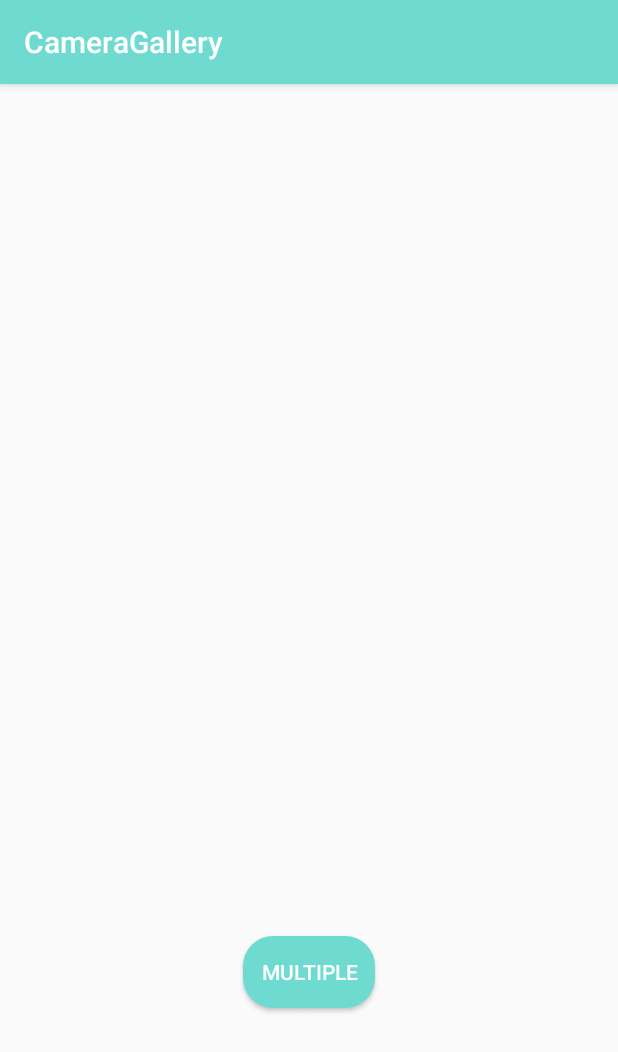
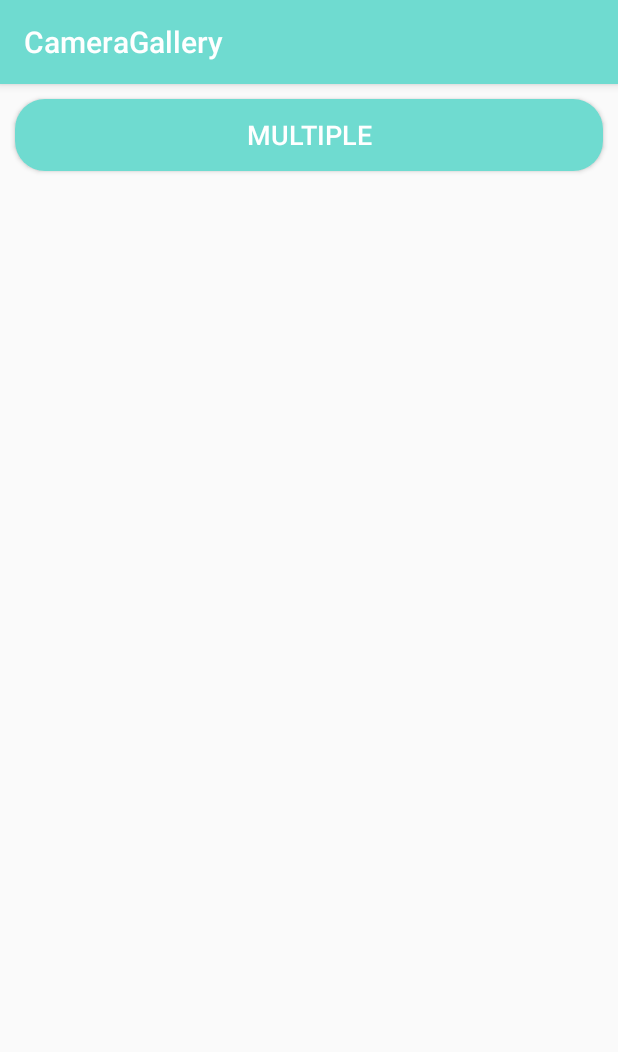
Before and after one commit to aditi-b/CameraGallery, an Android app: the MultipleImages screen opened directly, with no data from a screen before it, on a phone screen of 412 x 824 dp. Shown: the top 1052 px of the screen. Run offline under Robolectric (Android 15) with nearby library versions, the phone set to English and light mode, and no system bars; 1 statement that could not run was skipped.

Commit message:
CameraGallery

```diff
--- a/app/build.gradle
+++ b/app/build.gradle
@@ -4,7 +4,7 @@ android {
     compileSdkVersion 28
     defaultConfig {
         applicationId "com.cameragallery"
-        minSdkVersion 21
+        minSdkVersion 23
         targetSdkVersion 28
         versionCode 1
         versionName "1.0"
@@ -15,6 +15,8 @@ android {
             minifyEnabled false
             proguardFiles getDefaultProguardFile('proguard-android-optimize.txt'), 'proguard-rules.pro'
         }
+    }
+    productFlavors {
     }
 }
 
@@ -29,4 +31,5 @@ dependencies {
     implementation 'com.karumi:dexter:5.0.0'
     implementation 'com.android.support:cardview-v7:28.0.0'
     implementation 'de.hdodenhof:circleimageview:3.0.0'
+    implementation 'com.android.support:recyclerview-v7:28.0.0'
 }
--- a/app/src/main/java/com/cameragallery/MultipleImages.java
+++ b/app/src/main/java/com/cameragallery/MultipleImages.java
@@ -2,38 +2,39 @@ package com.cameragallery;
 
 import android.content.ClipData;
 import android.content.Intent;
-import android.database.Cursor;
-import android.graphics.Bitmap;
-import android.graphics.BitmapFactory;
 import android.net.Uri;
-import android.provider.MediaStore;
 import android.support.v7.app.AppCompatActivity;
 import android.os.Bundle;
-import android.util.Log;
+import android.support.v7.widget.GridLayoutManager;
+import android.support.v7.widget.RecyclerView;
 import android.view.View;
 import android.widget.Button;
-import android.widget.ImageView;
-import android.widget.Toast;
 
-import java.io.IOException;
-import java.io.InputStream;
 import java.util.ArrayList;
-import java.util.List;
 
 public class MultipleImages extends AppCompatActivity implements View.OnClickListener {
 
-    int PICK_IMAGE_MULTIPLE = 1;
-    ImageView image1, image2, image3, image4;
+    int PICK_IMAGE_MULTIPLE = 1;                            // pick multiple images code
     Button btnMultiple;
+    ArrayList<Uri> image;
+    RecyclerView recyclerView;
+    private RecyclerView.Adapter imageAdapter;
+
     @Override
     protected void onCreate(Bundle savedInstanceState) {
         super.onCreate(savedInstanceState);
         setContentView(R.layout.activity_multiple_images);
+
         btnMultiple = findViewById(R.id.button2);
-        image1 = findViewById(R.id.imageView2);
-        image2 = findViewById(R.id.imageView3);
-        image3 = findViewById(R.id.imageView4);
-        image4 = findViewById(R.id.imageView5);
+
+        recyclerView = findViewById(R.id.recyclerview);
+        image = new ArrayList<>();
+        RecyclerView.LayoutManager layoutManager = new GridLayoutManager(this, 2);
+        recyclerView.setHasFixedSize(true);
+        recyclerView.setLayoutManager(layoutManager);
+        imageAdapter = new ImageAdapter(image);
+        recyclerView.setAdapter(imageAdapter);
+
         btnMultiple.setOnClickListener(this);
     }
 
@@ -43,52 +44,26 @@ public class MultipleImages extends AppCompatActivity implements View.OnClickLis
 
         if(requestCode==PICK_IMAGE_MULTIPLE){
 
+
             if(resultCode==RESULT_OK){
                 //data.getParcelableArrayExtra(name);
                 //If Single image selected then it will fetch from Gallery
                 if(data.getData()!=null){
-
-                    Uri mImageUri=data.getData();
+                   Uri mImageUri=data.getData();
+                   image.add(mImageUri);
+                   imageAdapter.notifyDataSetChanged();
                 }
                 else{
                     if(data.getClipData()!=null){
                         ClipData mClipData=data.getClipData();
-                        ArrayList<Uri> mArrayUri=new ArrayList<Uri>();
-                        for(int i=0;i<mClipData.getItemCount();i++){
+
+                        for(int i=0;i<mClipData.getItemCount();i++) {
 
                             ClipData.Item item = mClipData.getItemAt(i);
                             Uri uri = item.getUri();
-                            mArrayUri.add(uri);
-
+                            image.add(uri);
+                            imageAdapter.notifyDataSetChanged();
                         }
-                        for(int i=0; i<mArrayUri.size();i++)
-                        {
-                            Bitmap bitmap = null;
-                            try {
-                                bitmap = MediaStore.Images.Media.getBitmap(this.getContentResolver(), mArrayUri.get(i));
-                            } catch (IOException e) {
-                                e.printStackTrace();
-                            }
-                            switch (i)
-                            {
-                                case 0:
-                                    image1.setImageBitmap(bitmap);
-                                    break;
-
-                                case 1:
-                                    image2.setImageBitmap(bitmap);
-                                    break;
-
-                                case 2:
-                                    image3.setImageBitmap(bitmap);
-                                    break;
-
-                                case 3:
-                                    image4.setImageBitmap(bitmap);
-                                    break;
-                            }
-                        }
-                        Log.v("LOG_TAG", "Selected Images"+ mArrayUri.size());
                     }
 
                 }
@@ -104,12 +79,14 @@ public class MultipleImages extends AppCompatActivity implements View.OnClickLis
 
         switch (v.getId())
         {
+            // select multiple images
             case R.id.button2:
                 Intent intent = new Intent();
                 intent.setType("image/*");
                 intent.putExtra(Intent.EXTRA_ALLOW_MULTIPLE, true);
                 intent.setAction(Intent.ACTION_GET_CONTENT);
                 startActivityForResult(Intent.createChooser(intent,"Select Picture"), PICK_IMAGE_MULTIPLE);
+                image.clear();
                 break;
 
         }
--- a/app/src/main/res/layout/activity_multiple_images.xml
+++ b/app/src/main/res/layout/activity_multiple_images.xml
@@ -1,73 +1,25 @@
 <?xml version="1.0" encoding="utf-8"?>
-<android.support.constraint.ConstraintLayout xmlns:android="http://schemas.android.com/apk/res/android"
-    xmlns:app="http://schemas.android.com/apk/res-auto"
-    xmlns:tools="http://schemas.android.com/tools"
+<LinearLayout xmlns:android="http://schemas.android.com/apk/res/android"
     android:layout_width="match_parent"
     android:layout_height="match_parent"
-    android:layout_margin="20dp"
     android:orientation="vertical">
-
-    <ImageView
-        android:id="@+id/imageView5"
-        android:layout_width="200dp"
-        android:layout_height="200dp"
-        android:layout_marginStart="8dp"
-        android:layout_marginTop="8dp"
-        android:layout_marginEnd="8dp"
-        app:layout_constraintEnd_toEndOf="parent"
-        app:layout_constraintStart_toEndOf="@+id/imageView2"
-        app:layout_constraintTop_toBottomOf="@+id/imageView4"
-        tools:srcCompat="@tools:sample/avatars" />
-
-    <ImageView
-        android:id="@+id/imageView2"
-        android:layout_width="200dp"
-        android:layout_height="200dp"
-        android:layout_marginStart="8dp"
-        android:layout_marginTop="8dp"
-        android:layout_marginEnd="2dp"
-        app:layout_constraintEnd_toStartOf="@+id/imageView4"
-        app:layout_constraintStart_toStartOf="parent"
-        app:layout_constraintTop_toTopOf="parent"
-        tools:srcCompat="@tools:sample/avatars" />
-
-    <ImageView
-        android:id="@+id/imageView3"
-        android:layout_width="200dp"
-        android:layout_height="200dp"
-        android:layout_marginStart="8dp"
-        android:layout_marginTop="8dp"
-        android:layout_marginEnd="2dp"
-        app:layout_constraintEnd_toStartOf="@+id/imageView5"
-        app:layout_constraintStart_toStartOf="parent"
-        app:layout_constraintTop_toBottomOf="@+id/imageView2"
-        tools:srcCompat="@tools:sample/avatars" />
-
-    <ImageView
-        android:id="@+id/imageView4"
-        android:layout_width="200dp"
-        android:layout_height="200dp"
-        android:layout_marginStart="8dp"
-        android:layout_marginTop="8dp"
-        android:layout_marginEnd="8dp"
-        app:layout_constraintEnd_toEndOf="parent"
-        app:layout_constraintStart_toEndOf="@+id/imageView2"
-        app:layout_constraintTop_toTopOf="parent"
-        tools:srcCompat="@tools:sample/avatars" />
 
     <Button
         android:id="@+id/button2"
-        android:layout_width="wrap_content"
+        android:layout_margin="@dimen/image_margin"
+        android:layout_width="match_parent"
         android:layout_height="wrap_content"
-        android:layout_marginStart="8dp"
-        android:layout_marginTop="8dp"
-        android:layout_marginEnd="8dp"
-        android:layout_marginBottom="8dp"
-        android:text="@string/multiple"
+        android:text= "@string/multiple"
         android:background="@drawable/rectangle"
         android:textColor="@android:color/white"
-        app:layout_constraintBottom_toBottomOf="parent"
-        app:layout_constraintEnd_toEndOf="parent"
-        app:layout_constraintStart_toStartOf="parent"
-        app:layout_constraintTop_toBottomOf="@+id/imageView3" />
-</android.support.constraint.ConstraintLayout>
+        android:textSize="@dimen/textview_size"
+        />
+
+    <android.support.v7.widget.RecyclerView
+        android:layout_width="match_parent"
+        android:layout_height="match_parent"
+        android:id="@+id/recyclerview"
+        android:scrollbars="vertical">
+    </android.support.v7.widget.RecyclerView>
+
+</LinearLayout>
--- a/app/src/main/res/values/strings.xml
+++ b/app/src/main/res/values/strings.xml
@@ -4,4 +4,8 @@
     <string name="aditi_bhardwaj">ADITI BHARDWAJ</string>
     <string name="display_multiple_images">Display multiple images</string>
     <string name="multiple">Multiple</string>
+    <string name="image_4">Image 4</string>
+    <string name="image_1">Image 1</string>
+    <string name="image_3">Image 3</string>
+    <string name="image_2">Image 2</string>
 </resources>
```
Also changed, not shown: app/src/main/java/com/cameragallery/MainActivity.java (+63 -54 lines), app/src/main/res/layout/activity_main.xml (+19 -19 lines), app/src/main/res/values/dimens.xml (added, +35 -0 lines), app/src/main/res/values/styles.xml (+12 -0 lines).
